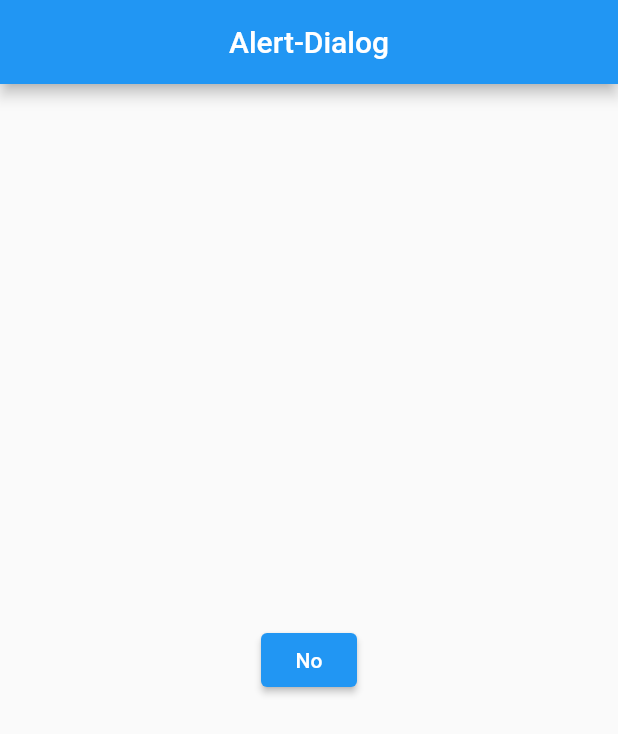
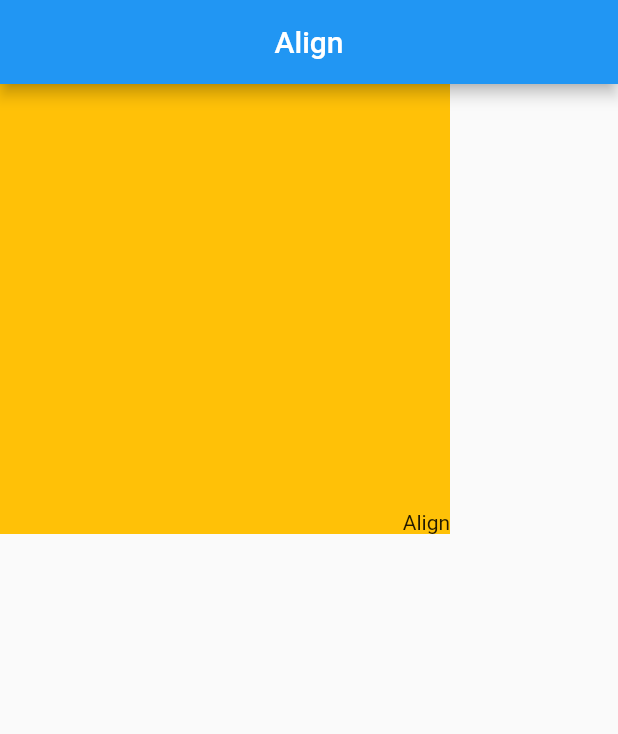
Before and after one commit to sujon15-2813/flutter-widgets-a-z, a Flutter app: the screen it shows after launch, on a phone screen of 412 x 824 dp. Shown: the top 734 px of the screen. Run offline on Flutter 3.47's test engine with Material 2 defaults, Android fonts, the phone set to English and light mode, and no system bars.

Commit message:
Align Widget

```diff
--- /dev/null
+++ b/lib/Align/align.dart
@@ -0,0 +1,22 @@
+import 'package:flutter/material.dart';
+
+class MyAlign extends StatelessWidget {
+  const MyAlign({super.key});
+
+  @override
+  Widget build(BuildContext context) {
+    return Scaffold(
+      appBar: AppBar(title: Text("Align"), centerTitle: true),
+      body: Container(
+        height: 300,
+        width: 300,
+        color: Colors.amber,
+        child: Align(
+          alignment:
+              Alignment.bottomRight, //* যে কোন স্থানে Widget কে বসানো যাবে
+          child: Text('Align'),
+        ),
+      ),
+    );
+  }
+}
--- a/lib/main.dart
+++ b/lib/main.dart
@@ -1,5 +1,6 @@
 import 'package:flutter/material.dart';
 import 'package:flutter_widgets_a_z/AlertDialog/alertdiolog.dart';
+import 'package:flutter_widgets_a_z/Align/align.dart';
 import 'package:flutter_widgets_a_z/Expanded/expanded.dart';
 import 'package:flutter_widgets_a_z/FloatingacitonButton/floatingactionbutton.dart';
 import 'package:flutter_widgets_a_z/Opacity/opacity.dart';
@@ -18,7 +19,7 @@ class MyApp extends StatelessWidget {
   Widget build(BuildContext context) {
     return MaterialApp(
       debugShowCheckedModeBanner: false,
-      initialRoute: '/MyAlertdialog',
+      initialRoute: '/MyAlign',
       routes: {
         '/MyWrap': (context) => MyWrap(),
         '/MyExpanded': (context) => MyExpanded(),
@@ -26,6 +27,7 @@ class MyApp extends StatelessWidget {
         '/MyFloatingActionButton': (context) => MyFloatingActionButton(),
         '/MyPageview ': (context) => MyPageview(),
         '/MyAlertdialog': (context) => MyAleartdialog(),
+        '/MyAlign': (context) => MyAlign(),
       },
     );
   }
```
